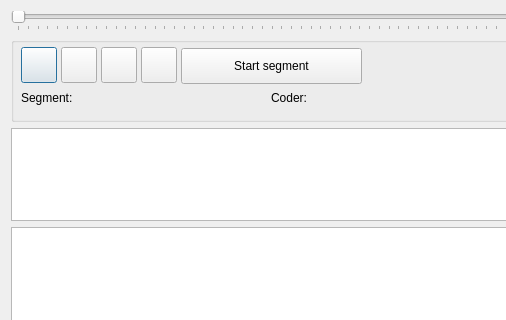
First picture: the form in GUI_UIs/ui_dialog_code_av.ui, repository ccbogel/QualCoder, before the edit; both pictures show x 0 to 506 and y 0 to 320 of the 1027 by 596 pixel window.
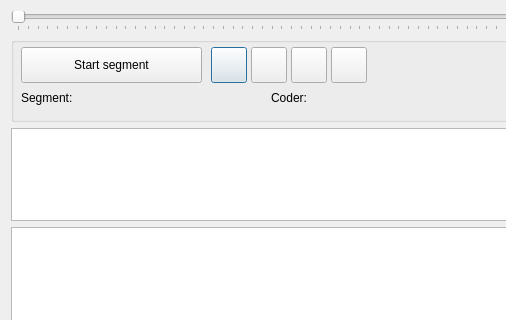
Second picture: the form after the edit.

```diff
--- a/GUI_UIs/ui_dialog_code_av.ui
+++ b/GUI_UIs/ui_dialog_code_av.ui
@@ -74,7 +74,7 @@
      <widget class="QPushButton" name="pushButton_play">
       <property name="geometry">
        <rect>
-        <x>10</x>
+        <x>200</x>
         <y>10</y>
         <width>36</width>
         <height>36</height>
@@ -141,8 +141,8 @@
      <widget class="QPushButton" name="pushButton_coding">
       <property name="geometry">
        <rect>
-        <x>170</x>
-        <y>11</y>
+        <x>10</x>
+        <y>10</y>
         <width>181</width>
         <height>36</height>
        </rect>
@@ -257,7 +257,7 @@
      <widget class="QPushButton" name="pushButton_rewind_30">
       <property name="geometry">
        <rect>
-        <x>90</x>
+        <x>280</x>
         <y>10</y>
         <width>36</width>
         <height>36</height>
@@ -273,7 +273,7 @@
      <widget class="QPushButton" name="pushButton_forward_30">
       <property name="geometry">
        <rect>
-        <x>130</x>
+        <x>320</x>
         <y>10</y>
         <width>36</width>
         <height>36</height>
@@ -321,7 +321,7 @@
      <widget class="QPushButton" name="pushButton_rewind_5">
       <property name="geometry">
        <rect>
-        <x>50</x>
+        <x>240</x>
         <y>10</y>
         <width>36</width>
         <height>36</height>
```
